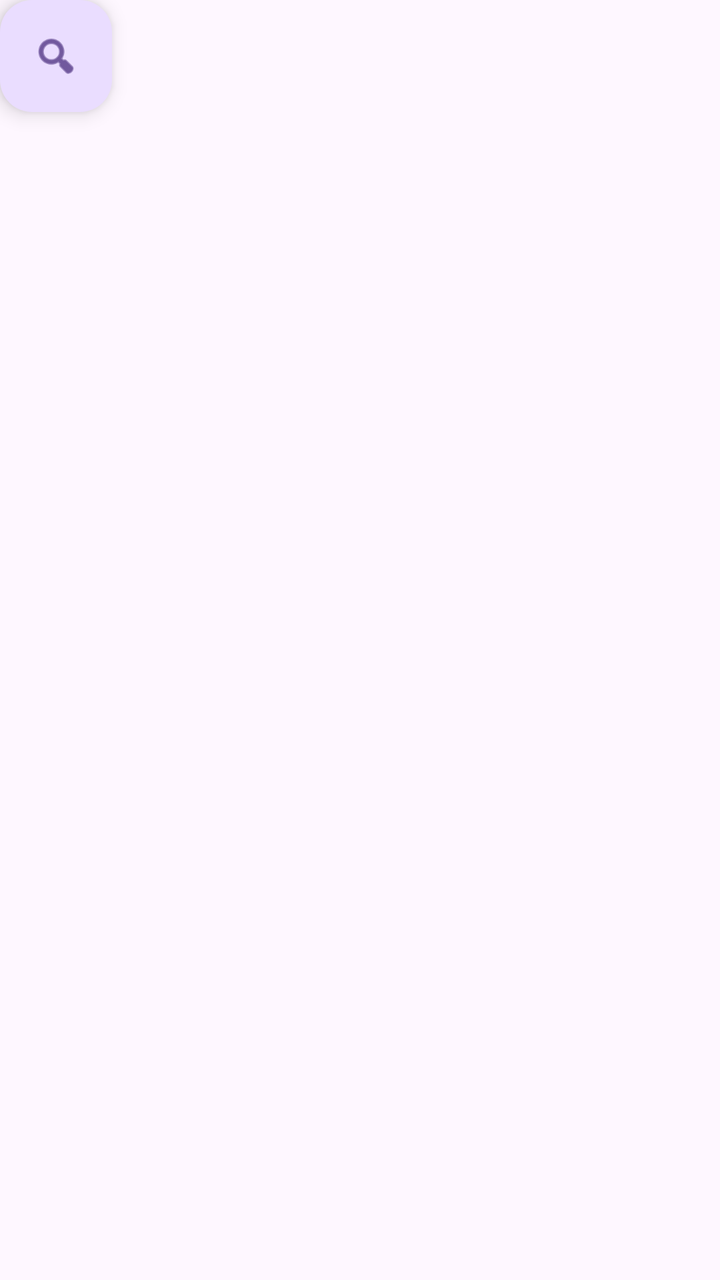
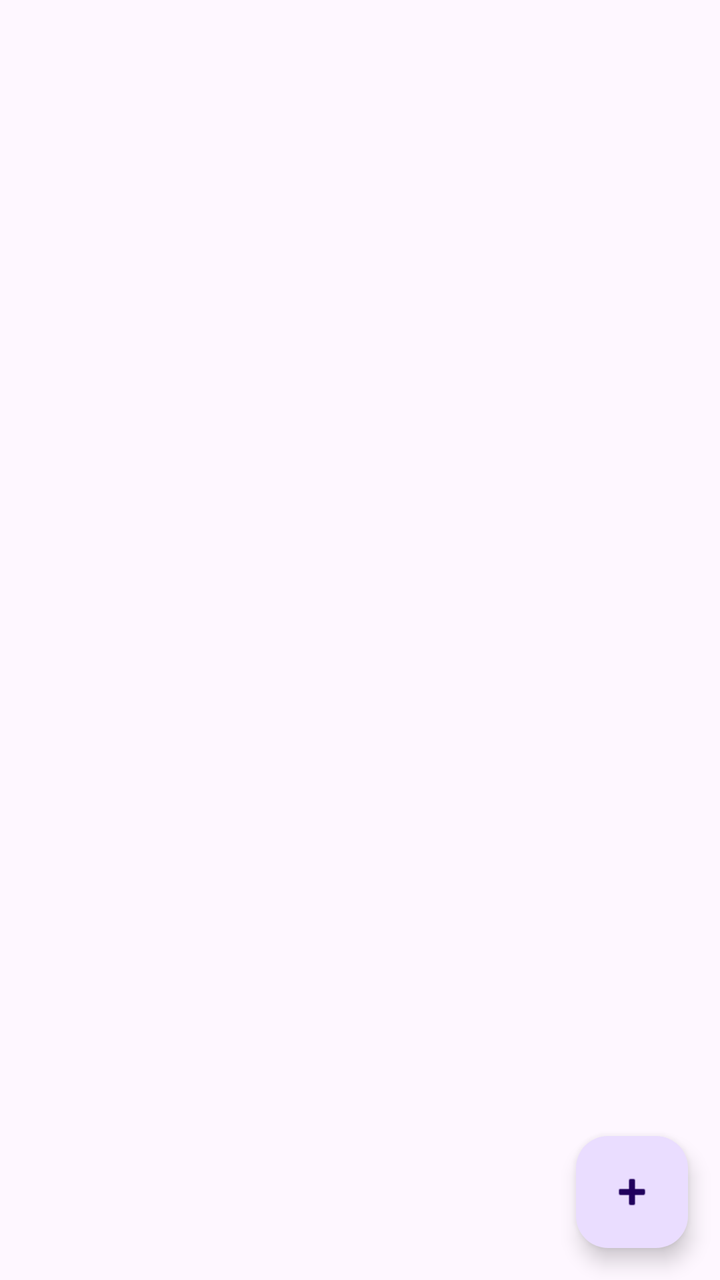

Screens rendered from an Android XML layout before and after an edit, with the pre-edit source and the edit as a unified diff.
<!-- AndroidManifest.xml: application theme Theme.RickMortyApp -->
<!-- res/layout/activity_main.xml -->
<?xml version="1.0" encoding="utf-8"?>
<androidx.constraintlayout.widget.ConstraintLayout xmlns:android="http://schemas.android.com/apk/res/android"
    xmlns:app="http://schemas.android.com/apk/res-auto"
    xmlns:tools="http://schemas.android.com/tools"
    android:id="@+id/main"
    android:layout_width="match_parent"
    android:layout_height="match_parent"
    tools:context=".MainActivity">



    <androidx.recyclerview.widget.RecyclerView
        android:id="@+id/rv"
        android:layout_width="match_parent"
        android:layout_height="match_parent"
        tools:layout_editor_absoluteX="1dp"
        tools:layout_editor_absoluteY="1dp" />

    <com.google.android.material.floatingactionbutton.FloatingActionButton
        android:id="@+id/fab"
        android:layout_width="wrap_content"
        android:layout_height="wrap_content"
        android:clickable="true"
        app:srcCompat="@android:drawable/ic_menu_search"
        tools:layout_editor_absoluteX="340dp"
        tools:layout_editor_absoluteY="647dp" />

</androidx.constraintlayout.widget.ConstraintLayout>
<!-- resources referenced by this layout -->
<resources>
  <style name="Theme.RickMortyApp" parent="Base.Theme.RickMortyApp" />
  <style name="Base.Theme.RickMortyApp" parent="Theme.Material3.DayNight.NoActionBar">
          
          
      </style>
</resources>

<!-- the commit's change to res/layout/activity_main.xml (unified diff, before → after) -->
@@ -7,22 +7,24 @@
     android:layout_height="match_parent"
     tools:context=".MainActivity">
 
-
-
     <androidx.recyclerview.widget.RecyclerView
         android:id="@+id/rv"
-        android:layout_width="match_parent"
-        android:layout_height="match_parent"
-        tools:layout_editor_absoluteX="1dp"
-        tools:layout_editor_absoluteY="1dp" />
+        android:layout_width="0dp"
+        android:layout_height="0dp"
+        app:layout_constraintBottom_toBottomOf="parent"
+        app:layout_constraintEnd_toEndOf="parent"
+        app:layout_constraintStart_toStartOf="parent"
+        app:layout_constraintTop_toTopOf="parent" />
 
     <com.google.android.material.floatingactionbutton.FloatingActionButton
         android:id="@+id/fab"
         android:layout_width="wrap_content"
         android:layout_height="wrap_content"
+        android:layout_margin="16dp"
         android:clickable="true"
-        app:srcCompat="@android:drawable/ic_menu_search"
-        tools:layout_editor_absoluteX="340dp"
-        tools:layout_editor_absoluteY="647dp" />
+        android:focusable="true"
+        app:layout_constraintBottom_toBottomOf="parent"
+        app:layout_constraintEnd_toEndOf="parent"
+        app:srcCompat="@android:drawable/ic_input_add" />
 
 </androidx.constraintlayout.widget.ConstraintLayout>
<!-- resource entries referenced after the edit -->
@@ -1,8 +1,8 @@
 <!-- resources referenced by this layout -->
 <resources>
   <style name="Theme.RickMortyApp" parent="Base.Theme.RickMortyApp" />
-  <style name="Base.Theme.RickMortyApp" parent="Theme.Material3.DayNight.NoActionBar">
-          
+  <style name="Base.Theme.RickMortyApp" parent="Theme.Material3.DayNight">
+          <item name="android:fitsSystemWindows">true</item>
           
       </style>
 </resources>
